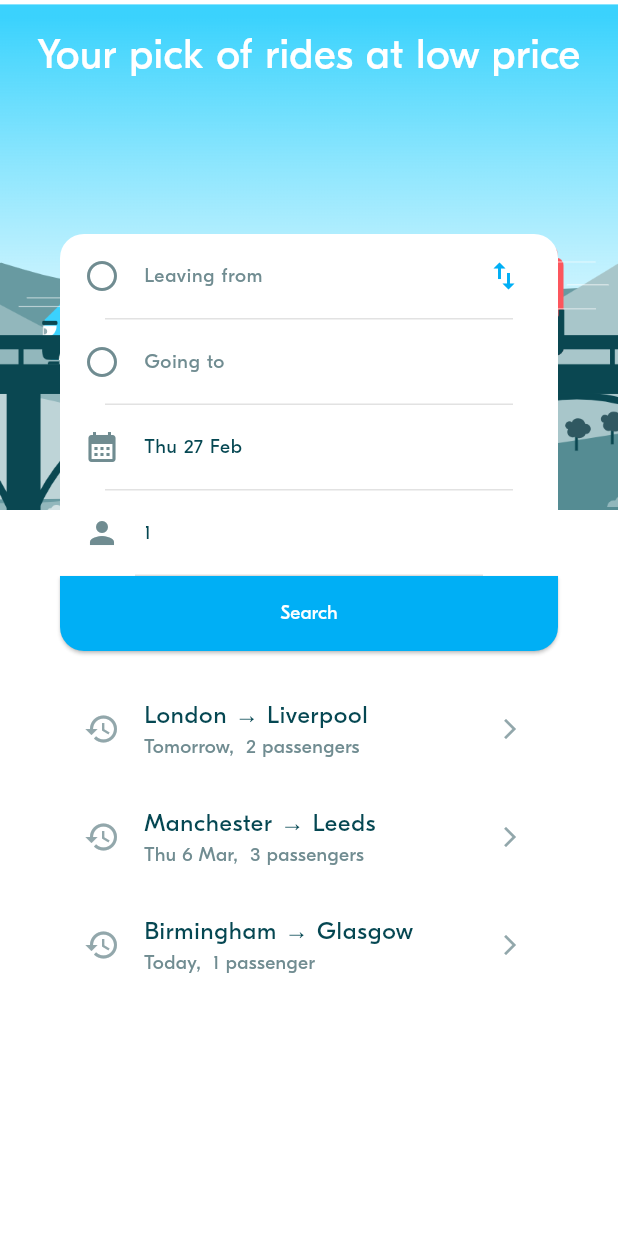
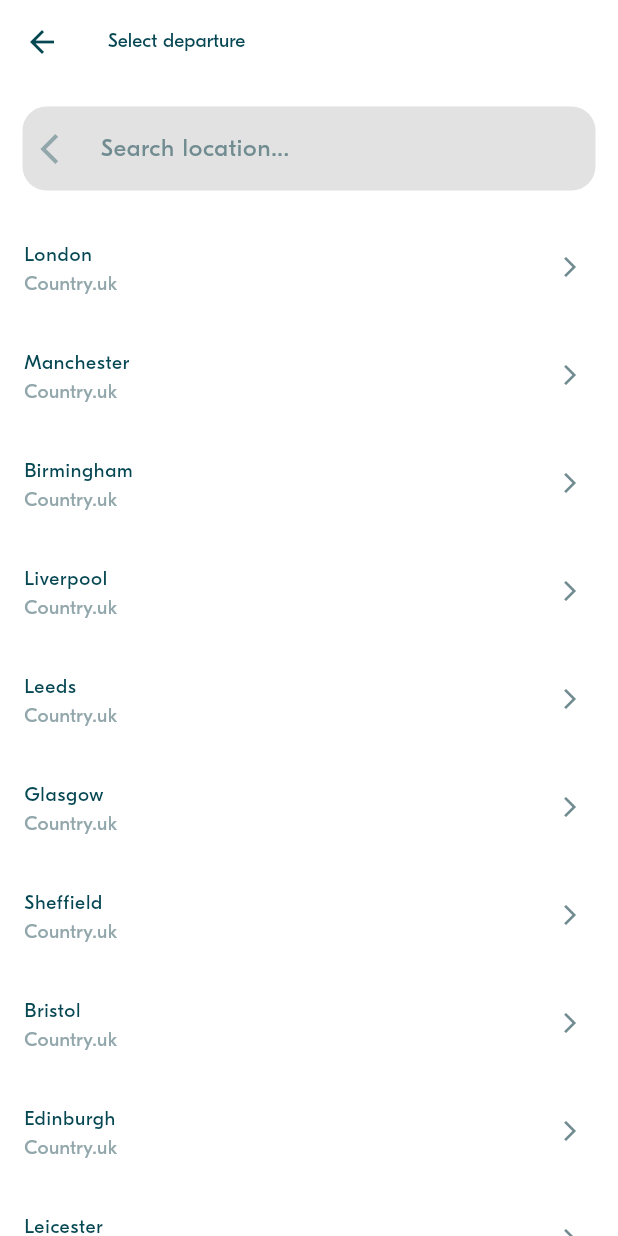
Before and after one commit to sinaraseth/BlaBla-Project-Flutter, a Flutter app: the screen it shows after launch, after a tap on "Leaving from", on a phone screen of 412 x 824 dp. Run offline on Flutter 3.47's test engine with Material 3 defaults, Android fonts, the phone set to English and light mode, and no system bars; project files that could hold a hidden picture were left out.

Commit message:
BLA-005 - Implement Location Picker

```diff
--- /dev/null
+++ b/lib/screens/location/widgets/location_picker_screen.dart
@@ -0,0 +1,31 @@
+import 'package:flutter/material.dart';
+import 'package:week_3_blabla_project/model/ride/locations.dart';
+import 'package:week_3_blabla_project/widgets/inputs/location_picker.dart';
+import 'package:week_3_blabla_project/theme/theme.dart';
+
+class LocationPickerScreen extends StatelessWidget {
+  final String title;
+
+  const LocationPickerScreen({
+    Key? key,
+    this.title = "Select location",
+  }) : super(key: key);
+
+  @override
+  Widget build(BuildContext context) {
+    return Scaffold(
+      appBar: AppBar(
+        title: Text(title, style: BlaTextStyles.label.copyWith(color: BlaColors.neutralDark)),
+        backgroundColor: Colors.white,
+        elevation: 0,
+        iconTheme: IconThemeData(color: BlaColors.neutralDark),
+      ),
+      body: LocationPicker(
+        onLocationSelected: (location) {
+          // Return the selected location and close the screen
+          Navigator.pop(context, location);
+        },
+      ),
+    );
+  }
+}
--- a/lib/screens/ride_pref/widgets/ride_pref_form.dart
+++ b/lib/screens/ride_pref/widgets/ride_pref_form.dart
@@ -6,6 +6,7 @@ import '../../../model/ride_pref/ride_pref.dart';
 import 'package:week_3_blabla_project/theme/theme.dart';
 import 'package:week_3_blabla_project/widgets/actions/buttons/bla_button.dart';
 import 'package:week_3_blabla_project/widgets/display/bla_divider.dart';
+import 'package:week_3_blabla_project/screens/location/widgets/location_picker_screen.dart';
 
 /// A Ride Preference Form to select:
 ///   - A departure location
@@ -49,6 +50,28 @@ class _RidePrefFormState extends State<RidePrefForm> {
   // Handle events
   // ----------------------------------
 
+  // Navigate to location picker and handle selection
+  Future<void> _selectLocation(bool isDeparture) async {
+    final Location? selectedLocation = await Navigator.push(
+      context,
+      MaterialPageRoute(
+        builder: (context) => LocationPickerScreen(
+          title: isDeparture ? "Select departure" : "Select destination",
+        ),
+      ),
+    );
+
+    if (selectedLocation != null) {
+      setState(() {
+        if (isDeparture) {
+          departure = selectedLocation;
+        } else {
+          arrival = selectedLocation;
+        }
+      });
+    }
+  }
+
   // Open date picker
   Future<void> _selectDate(BuildContext context) async {
     final DateTime? picked = await showDatePicker(
@@ -85,11 +108,21 @@ class _RidePrefFormState extends State<RidePrefForm> {
   // This function can be used to build ListTile components for departure, arrival, date, etc.
   Widget _buildLocationTile(String title, Location? location, Function onTap, {bool isDeparture = true}) {
     return ListTile(
-      leading: Icon(Icons.radio_button_unchecked_rounded, color: BlaColors.neutralLight),
+      leading: Icon(
+        isDeparture ? Icons.radio_button_unchecked_rounded : Icons.location_on_outlined,
+        color: BlaColors.neutralLight
+      ),
       title: Text(
         location?.name ?? title,
-        style: BlaTextStyles.label.copyWith(color: BlaColors.neutralLight),
+        style: BlaTextStyles.label.copyWith(
+          color: location != null ? BlaColors.neutralDark : BlaColors.neutralLight
+        ),
       ),
+      subtitle: location != null ?
+        Text(
+          location.country.toString().split('.').last,
+          style: BlaTextStyles.label.copyWith(color: BlaColors.neutralLighter),
+        ) : null,
       trailing: isDeparture
           ? GestureDetector(
               onTap: _swapLocations,
@@ -110,7 +143,7 @@ class _RidePrefFormState extends State<RidePrefForm> {
       children: [
         // Departure Location Tile
         _buildLocationTile("Leaving from", departure, () {
-          // TODO: Implement location picker
+          _selectLocation(true);
         }, isDeparture: true),
 
         Padding(
@@ -120,7 +153,7 @@ class _RidePrefFormState extends State<RidePrefForm> {
 
         // Arrival Location Tile
         _buildLocationTile("Going to", arrival, () {
-          // TODO: Implement location picker
+          _selectLocation(false);
         }, isDeparture: false),
 
         Padding(
@@ -162,7 +195,7 @@ class _RidePrefFormState extends State<RidePrefForm> {
 
         // Search Button
         Padding(
-          padding: const EdgeInsets.all(0),
+          padding: const EdgeInsets.all(16.0),
           child: SizedBox(
             width: double.infinity,
             child: BlaButton(
@@ -170,7 +203,26 @@ class _RidePrefFormState extends State<RidePrefForm> {
               type: "PRIMARY",
               onPressed: () {
                 if (_isFormValid()) {
-                  // Proceed with search functionality
+                  // Create a new RidePref object with the selected values
+                  final ridePref = RidePref(
+                    departure: departure!,
+                    arrival: arrival!,
+                    departureDate: departureDate,
+                    requestedSeats: requestedSeats,
+                  );
+
+                  // You can either navigate to the next screen or return the ridePref
+                  print("RidePref created: $ridePref");
+
+                  // Example: Show a snackbar with the selection
+                  ScaffoldMessenger.of(context).showSnackBar(
+                    SnackBar(
+                      content: Text(
+                        "Searching for rides from ${departure!.name} to ${arrival!.name} on ${DateFormat('E d MMM').format(departureDate)}"
+                      ),
+                      duration: Duration(seconds: 2),
+                    ),
+                  );
                 } else {
                   // Show error message if form is invalid
                   showDialog(
--- /dev/null
+++ b/lib/widgets/inputs/location_list_view.dart
@@ -0,0 +1,30 @@
+import 'package:flutter/material.dart';
+import 'package:week_3_blabla_project/theme/theme.dart';
+import '../../model/ride/locations.dart';
+
+class LocationListView extends StatelessWidget {
+  final List<Location> locations;
+  final Function(Location) onLocationTap;
+
+  const LocationListView({
+    Key? key,
+    required this.locations,
+    required this.onLocationTap,
+  }) : super(key: key);
+
+  @override
+  Widget build(BuildContext context) {
+    return ListView.builder(
+      itemCount: locations.length,
+      itemBuilder: (context, index) {
+        final location = locations[index];
+        return ListTile(
+          title: Text(location.name, style: BlaTextStyles.label.copyWith(color: BlaColors.neutralDark)),
+          subtitle: Text(location.country.toString(),style: BlaTextStyles.label.copyWith(color: BlaColors.neutralLighter)),
+          trailing: Icon(Icons.arrow_forward_ios, size: 16, color: BlaColors.neutralLight,),
+          onTap: () => onLocationTap(location),
+        );
+      },
+    );
+  }
+}
--- /dev/null
+++ b/lib/widgets/inputs/location_picker.dart
@@ -0,0 +1,57 @@
+import 'package:flutter/material.dart';
+import '../../model/ride/locations.dart';
+import './search_text_field.dart';
+import './location_list_view.dart';
+import '../../dummy_data/dummy_data.dart';
+
+class LocationPicker extends StatefulWidget {
+  final Function(Location)? onLocationSelected;
+
+  const LocationPicker({Key? key, this.onLocationSelected}) : super(key: key);
+
+  @override
+  _LocationPickerState createState() => _LocationPickerState();
+}
+
+class _LocationPickerState extends State<LocationPicker> {
+  final TextEditingController searchController = TextEditingController();
+  List<Location> filteredLocations = fakeLocations;
+
+  void filterLocations(String query) {
+    setState(() {
+      if (query.isEmpty) {
+        filteredLocations = fakeLocations;
+      } else {
+        filteredLocations = fakeLocations
+            .where((location) =>
+                location.name.toLowerCase().contains(query.toLowerCase()))
+            .toList();
+      }
+    });
+  }
+
+  void handleLocationSelection(Location location) {
+    // Call the callback if provided
+    if (widget.onLocationSelected != null) {
+      widget.onLocationSelected!(location);
+    }
+  }
+
+  @override
+  Widget build(BuildContext context) {
+    return Column(
+      children: [
+        SearchTextField(
+          controller: searchController,
+          onChanged: filterLocations,
+        ),
+        Expanded(
+          child: LocationListView(
+            locations: filteredLocations,
+            onLocationTap: handleLocationSelection,
+          ),
+        ),
+      ],
+    );
+  }
+}
--- /dev/null
+++ b/lib/widgets/inputs/search_text_field.dart
@@ -0,0 +1,45 @@
+import 'package:flutter/material.dart';
+import 'package:week_3_blabla_project/theme/theme.dart';
+
+class SearchTextField extends StatelessWidget {
+  final TextEditingController controller;
+  final Function(String) onChanged;
+
+  const SearchTextField({
+    Key? key,
+    required this.controller,
+    required this.onChanged,
+  }) : super(key: key);
+
+  @override
+  Widget build(BuildContext context) {
+    return Padding(
+      padding: const EdgeInsets.all(15.0),
+      child: TextField(
+        style: TextStyle(color: BlaColors.neutralDark),
+        controller: controller,
+        onChanged: onChanged,
+        decoration: InputDecoration(
+          prefixIcon: Icon(Icons.arrow_back_ios, color: BlaColors.neutralLighter,),
+          suffixIcon: controller.text.isNotEmpty
+              ? IconButton(
+                  icon: Icon(Icons.clear, color: BlaColors.neutralLighter,),
+                  onPressed: () {
+                    controller.clear();
+                    onChanged('');
+                  },
+                )
+              : null,
+            hintText: "Search location...",
+            hintStyle: TextStyle(color: BlaColors.neutralLight),
+          fillColor: BlaColors.greyLight,
+          filled: true,
+          border: OutlineInputBorder(
+            borderRadius: BorderRadius.circular(BlaSpacings.radius),
+            borderSide: BorderSide.none,
+          ),
+        ),
+      ),
+    );
+  }
+}
```
Also changed, not shown: 2 other files.
